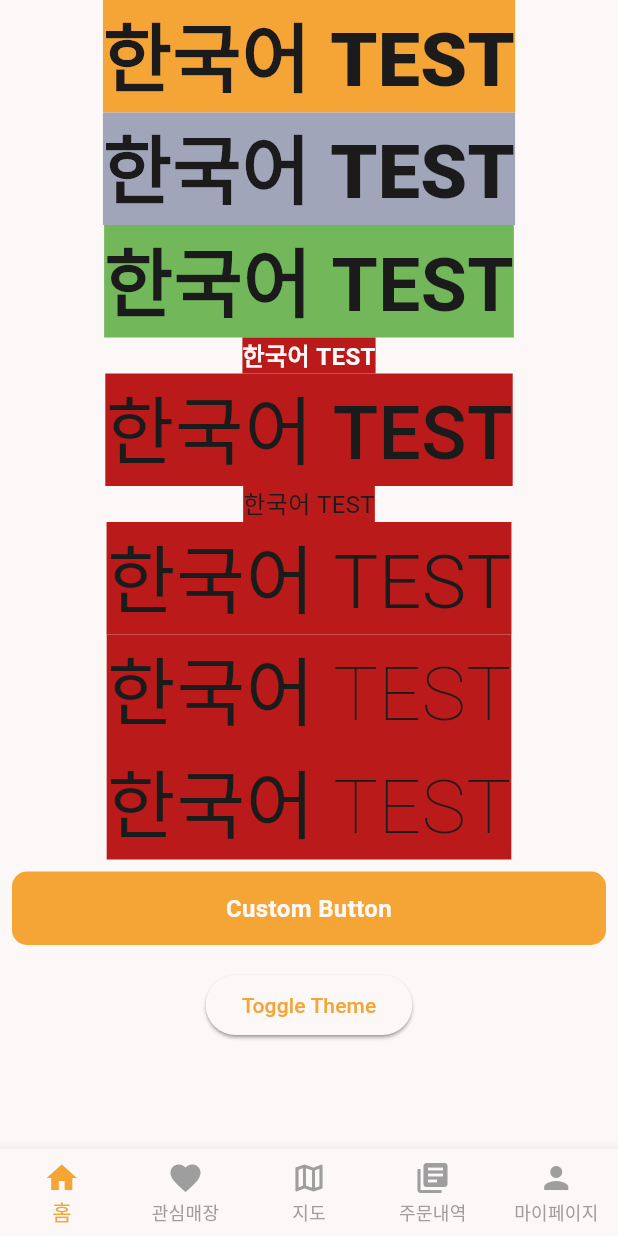
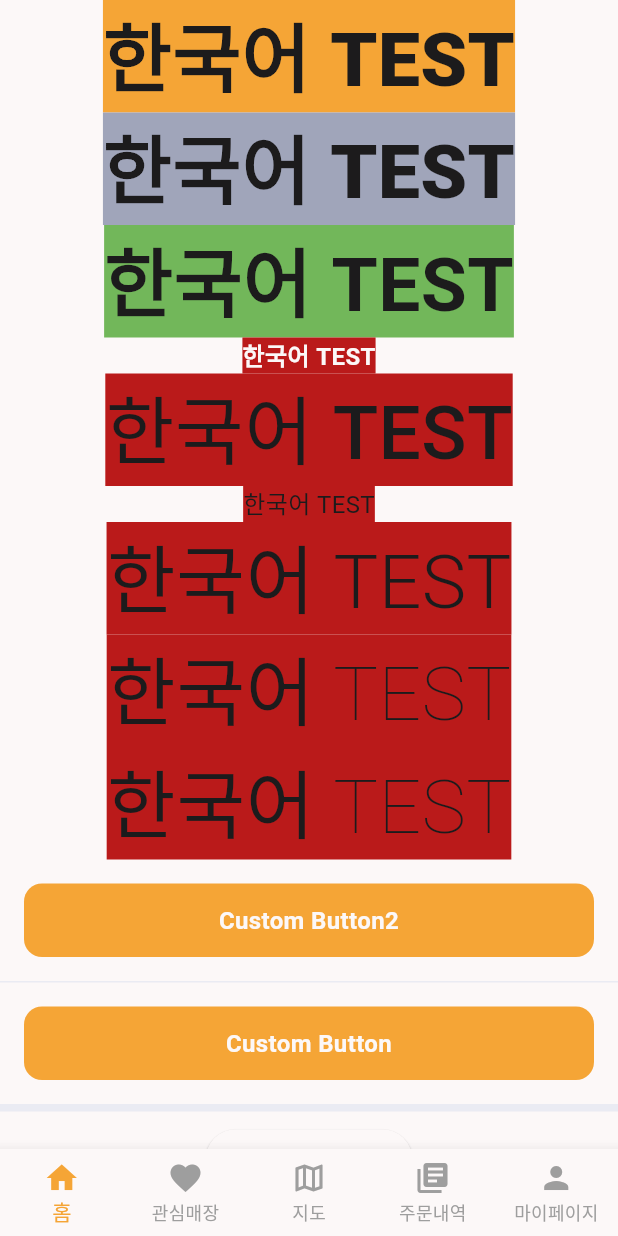
Before and after one commit to ChristineKangHee/HAND, a Flutter app: the MyHomePage screen opened directly, on a phone screen of 412 x 824 dp. Run offline on Flutter 3.47's test engine with Material 3 defaults, Android fonts, the phone set to English and light mode, and no system bars; Roboto replaces fonts that are missing (Pretendard); project files that could hold a hidden picture were left out.

```diff
--- a/lib/app.dart
+++ b/lib/app.dart
@@ -4,6 +4,7 @@ import 'package:test_project/favorite/favorite_page.dart';
 import 'package:test_project/map/map_home.dart';
 import 'package:test_project/mypage/my_page.dart';
 import 'package:test_project/order/order_list.dart';
+import 'package:test_project/test_search.dart';
 import 'package:test_project/theme/theme.dart';
 import 'app_state.dart';
 import 'home.dart';
@@ -24,9 +25,9 @@ class MyApp extends StatelessWidget {
       darkTheme: themeProvider.darkTheme, // 다크 테마
       themeMode: themeProvider.themeMode, // 테마 모드 저장해 뒀다가 다시 킬때 사용
 
-      initialRoute: '/', // 시작 페이지를 / (MyHomePage로. 추후 로그인페이지로 바꾸고 로그인되있으면 바로 홈으로 넘어가는 플로우 구성)
+      initialRoute: '/login', // 시작 페이지를 / (MyHomePage로. 추후 스플래시 페이지로 바꾸고 로그인되있으면 바로 홈으로 넘어가는 플로우 구성)
 
-      routes: {
+      routes: { // route를 /를 통해 웹사이트 처럼 지정.
         '/login': (BuildContext context) => const LoginPage(),
         '/': (BuildContext context) => const MyHomePage(title: "title"),
         '/login/sign': (BuildContext context) => const SignUpPage(),
@@ -34,6 +35,7 @@ class MyApp extends StatelessWidget {
         '/mypage': (BuildContext context) => const MyPage(),
         '/order': (BuildContext context) => const OrderListPage(),
         '/favorite': (BuildContext context) => const FavoritePage(),
+        '/search': (BuildContext context) => SearchPage(),
       },
     );
   }
--- a/lib/components/my_button.dart
+++ b/lib/components/my_button.dart
@@ -1,5 +1,38 @@
 import 'package:flutter/material.dart';
 import 'package:test_project/theme/font.dart';
+
+/*
+    사용 방법
+
+    // 혹시 폰트나, 색상 변경 필요하면 박민준 문의 바람
+
+    1. 앱 기본 사용 버튼 (앱 Primary 컬러)
+    Container(
+      width: MediaQuery.of(context).size.width,
+      child: Button(
+        function: () {
+          print("Button pressed");
+          //function 은 상황에 맞게 재 정의 할 것.
+        },
+        title: 'Custom Button',
+        // 버튼 안에 들어갈 텍스트.
+      ),
+    ),
+
+    2. Natural Color 버튼
+    Container(
+      width: MediaQuery.of(context).size.width,
+      child: ButtonNatural(
+        function: () {
+          print("Button pressed");
+          //function 은 상황에 맞게 재 정의 할 것.
+        },
+        title: 'Custom Button',
+        // 버튼 안에 들어갈 텍스트.
+      ),
+    ),
+
+ */
 
 class Button extends StatelessWidget { //
   const Button( //파라미터
@@ -7,13 +40,12 @@ class Button extends StatelessWidget { //
         required this.function,
         required this.title,
         this.condition = "not null",
-        required this.color})
+        })
       : super(key: key);
 
   final String title;
   final Function function;
   final String condition;
-  final Color color;
 
   @override
   Widget build(BuildContext context) {
@@ -23,11 +55,13 @@ class Button extends StatelessWidget { //
         function();
       }
           : null,
+      child: Padding(
+        padding: const EdgeInsets.all(16.0),
         child: Container(
           width: MediaQuery.of(context).size.width, //MediaQuery 를 통해서 버튼 넓이 설정해놓음.
           decoration: BoxDecoration(
-            color: condition.contains("not null") ? color : Colors.grey,
-            borderRadius: BorderRadius.circular(10)),
+              color: condition.contains("not null") ? Theme.of(context).colorScheme.primary : Colors.grey,
+              borderRadius: BorderRadius.circular(12)), // Button Edge 둥글게
           child: Padding(
             padding: const EdgeInsets.all(13.0),
             child: Text(
@@ -37,6 +71,49 @@ class Button extends StatelessWidget { //
             ),
           ),
         ),
+      ),
     );
   }
 }
+
+class ButtonNatural extends StatelessWidget { //
+  const ButtonNatural( //파라미터
+          {Key? key,
+        required this.function,
+        required this.title,
+        this.condition = "not null",
+      })
+      : super(key: key);
+
+  final String title;
+  final Function function;
+  final String condition;
+
+  @override
+  Widget build(BuildContext context) {
+    return GestureDetector(
+      onTap: condition.contains("not null")
+          ? () {
+        function();
+      }
+          : null,
+      child: Padding(
+        padding: const EdgeInsets.all(16.0),
+        child: Container(
+          width: MediaQuery.of(context).size.width, //MediaQuery 를 통해서 버튼 넓이 설정해놓음.
+          decoration: BoxDecoration(
+              color: condition.contains("not null") ? Theme.of(context).colorScheme.outline : Colors.grey,
+              borderRadius: BorderRadius.circular(12)), // Button Edge 둥글게
+          child: Padding(
+            padding: const EdgeInsets.all(13.0),
+            child: Text(
+                title,
+                textAlign: TextAlign.center,
+                style: pretendardSemiBold(context) // Text Regular로 설정. 설정 관련은 font.dart
+            ),
+          ),
+        ),
+      ),
+    );
+  }
+}
--- /dev/null
+++ b/lib/components/my_divider.dart
@@ -0,0 +1,50 @@
+import 'package:flutter/material.dart';
+
+/*
+  아래와 같이 사용
+  BigDivider()
+  SmallDivider()
+ */
+
+class BigDivider extends StatelessWidget {
+  final double thickness;
+  final double height;
+
+  const BigDivider({
+    Key? key,
+    this.thickness = 5.0,
+    this.height = 5.0,
+  }) : super(key: key);
+
+  @override
+  Widget build(BuildContext context) {
+    return Divider(
+      // color: Color(0xFFF8F9FE),
+      color: Color(0xFFEAEBF3),
+      // color: Theme.of(context).colorScheme.outline,
+      thickness: thickness,
+      height: height,
+    );
+  }
+}
+
+class SmallDivider extends StatelessWidget {
+  final double thickness;
+  final double height;
+
+  const SmallDivider({
+    Key? key,
+    this.thickness = 1.0,
+    this.height = 1.0,
+  }) : super(key: key);
+
+  @override
+  Widget build(BuildContext context) {
+    return Divider(
+      color: Color(0xFFEAEBF3),
+      // color: Theme.of(context).colorScheme.outline,
+      thickness: thickness,
+      height: height,
+    );
+  }
+}
--- a/lib/components/my_navigationbar.dart
+++ b/lib/components/my_navigationbar.dart
@@ -6,6 +6,13 @@ class CustomNavigationBar extends StatelessWidget {
   const CustomNavigationBar({
     Key? key,
   }) : super(key: key);
+
+  /*
+  사용 방법
+  Scaffold 에서 아래와 같이 사용
+
+  bottomNavigationBar: const CustomNavigationBar(),
+   */
 
   @override
   Widget build(BuildContext context) {
--- a/lib/home.dart
+++ b/lib/home.dart
@@ -7,6 +7,7 @@ import 'package:test_project/components/my_navigationbar.dart';
 import 'package:test_project/theme/font.dart';
 
 import 'app_state.dart';
+import 'components/my_divider.dart';
 
 class MyHomePage extends StatelessWidget {
   const MyHomePage({super.key, required this.title});
@@ -16,6 +17,11 @@ class MyHomePage extends StatelessWidget {
   @override
   Widget build(BuildContext context) {
     final themeProvider = Provider.of<ThemeProvider>(context);
+
+    // 개별 device 의 width, height 설정
+    var screenWidth = MediaQuery.of(context).size.width;
+    var screenHeight = MediaQuery.of(context).size.height;
+
 
     return Scaffold(
       // appBar: CustomAppBar(
@@ -92,16 +98,33 @@ class MyHomePage extends StatelessWidget {
                   style: pretendardThin(context),
                 ),
               ),
-              Padding(
-                padding: const EdgeInsets.all(8.0),
+
+              Container(
+                width: MediaQuery.of(context).size.width,
+                child: Button(
+                  function: () {
+                    Navigator.pushNamed(context, '/search');
+                    //function 은 상황에 맞게 재 정의 할 것.
+                  },
+                  title: 'Custom Button2',
+                  // 버튼 안에 들어갈 텍스트.
+                ),
+              ),
+
+              SmallDivider(),
+
+              Container(
+                width: MediaQuery.of(context).size.width,
                 child: Button(
                   function: () {
                     print("Button pressed");
+                    //function 은 상황에 맞게 재 정의 할 것.
                   },
                   title: 'Custom Button',
-                  color: Theme.of(context).colorScheme.primaryContainer,
+                  // 버튼 안에 들어갈 텍스트.
                 ),
               ),
+              BigDivider(),
               Padding(
                 padding: const EdgeInsets.all(8.0),
                 child: ElevatedButton(
--- a/lib/main.dart
+++ b/lib/main.dart
@@ -8,10 +8,10 @@ void main() {
   runApp(
     MultiProvider(
         providers: [
-          ChangeNotifierProvider( // 테마 Provider
+          ChangeNotifierProvider( // 테마 Provider / app_state.dart 존재
             create: (context) => ThemeProvider(context),
           ),
-          ChangeNotifierProvider( // 바텀 네비게이션 Provider
+          ChangeNotifierProvider( // 바텀 네비게이션 Provider / app_state.dart 존재
             create: (context) => NavigationProvider(),
           ),
         ],
--- a/lib/theme/theme.dart
+++ b/lib/theme/theme.dart
@@ -1,4 +1,9 @@
 import "package:flutter/material.dart";
+
+/*
+아래와 같이 컬러 사용
+color: Theme.of(context).colorScheme.onSurface
+ */
 
 const lightColorScheme = ColorScheme(
   brightness: Brightness.light,
```
Also changed, not shown: lib/components/my_appbar.dart (+14 -0 lines), lib/components/my_searchbar.dart (added, +61 -0 lines), lib/test_search.dart (added, +68 -0 lines), 2 other files. Lines whose indentation alone changed are shown as unchanged.
